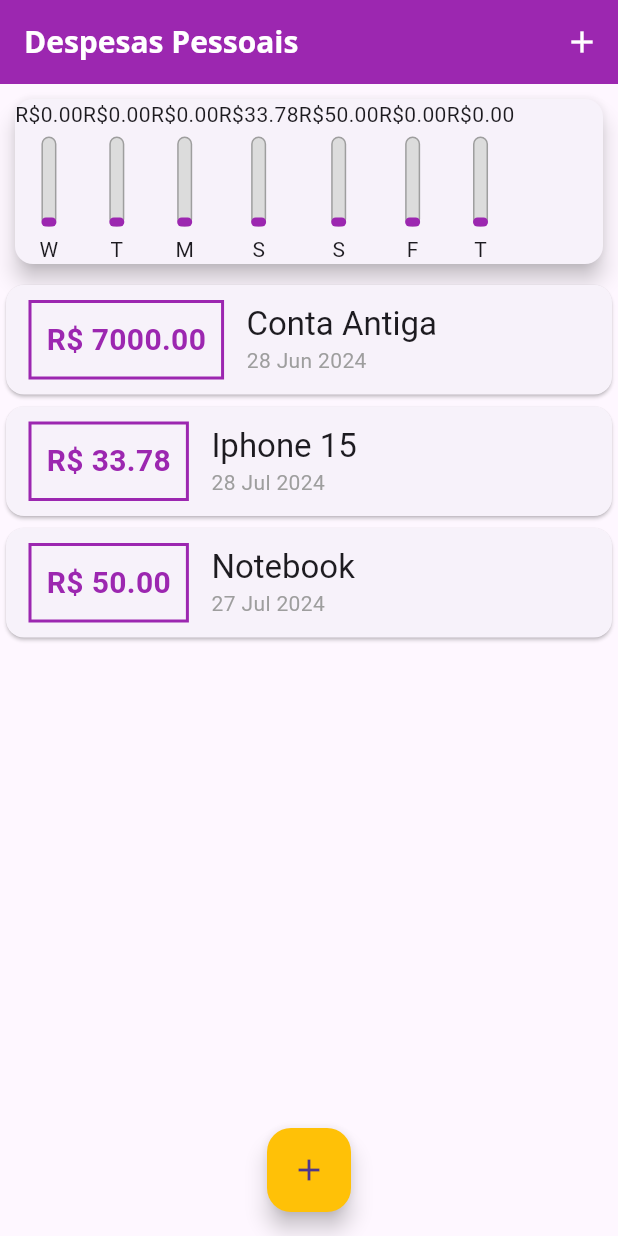
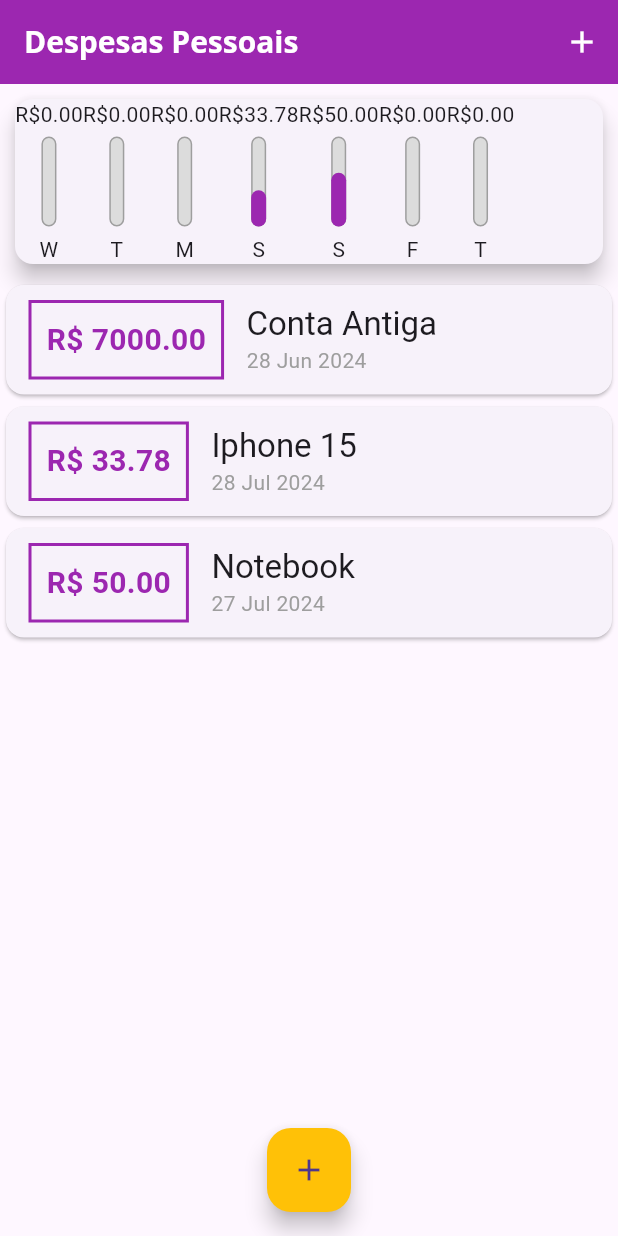
Before and after one commit to luisgs7/expenses-flutter-app, a Flutter app: the screen it shows after launch, on a phone screen of 412 x 824 dp. Run offline on Flutter 3.47's test engine with Material 3 defaults, Android fonts, the phone set to English and light mode, and no system bars; missing offline and left inert: dart:ffi.

Commit message:
grafic dynamic.

```diff
--- a/lib/components/chart.dart
+++ b/lib/components/chart.dart
@@ -40,6 +40,12 @@ class Chart extends StatelessWidget {
     });
   }
 
+  double get _weekTotalValue {
+    return groupedTransactions.fold(0.0, (sum, tr) {
+      return sum + (tr['value'] as double);
+    });
+  }
+
   @override
   Widget build(BuildContext context) {
     groupedTransactions;
@@ -51,7 +57,7 @@ class Chart extends StatelessWidget {
           return ChartBar(
             label: tr['day'] as String,
             value: tr['value'] as double,
-            percentage: 0.1,
+            percentage: (tr['value'] as double) / _weekTotalValue,
           );
         }).toList(),
       ),
```
